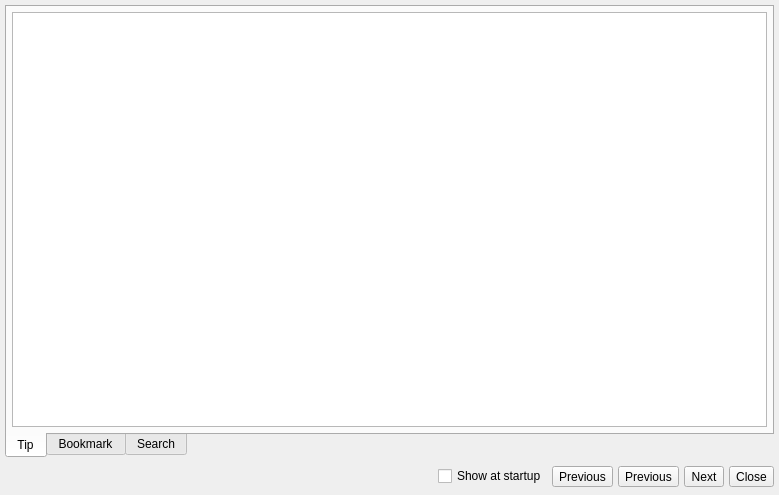
First picture: the form in libs/libgui/ui/tipofdayform.ui, repository pgmodeler/pgmodeler, before the edit.
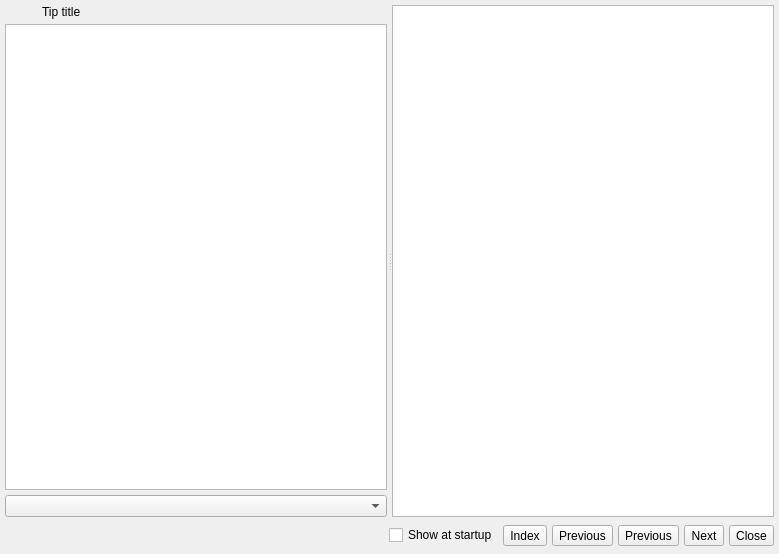
Second picture: the form after the edit. Icons and pictures are not drawn.

```diff
--- a/libs/libgui/ui/tipofdayform.ui
+++ b/libs/libgui/ui/tipofdayform.ui
@@ -7,13 +7,13 @@
     <x>0</x>
     <y>0</y>
     <width>779</width>
-    <height>495</height>
+    <height>554</height>
    </rect>
   </property>
   <property name="windowTitle">
    <string>Tip of the day</string>
   </property>
-  <layout class="QVBoxLayout" name="verticalLayout">
+  <layout class="QVBoxLayout" name="verticalLayout_2">
    <property name="spacing">
     <number>5</number>
    </property>
@@ -30,77 +30,72 @@
     <number>5</number>
    </property>
    <item>
-    <widget class="QTabWidget" name="navigation_tbw">
-     <property name="tabPosition">
-      <enum>QTabWidget::TabPosition::South</enum>
+    <widget class="QSplitter" name="splitter">
+     <property name="sizePolicy">
+      <sizepolicy hsizetype="Expanding" vsizetype="Expanding">
+       <horstretch>0</horstretch>
+       <verstretch>0</verstretch>
+      </sizepolicy>
      </property>
-     <property name="currentIndex">
-      <number>0</number>
+     <property name="orientation">
+      <enum>Qt::Orientation::Horizontal</enum>
      </property>
-     <widget class="QWidget" name="tab">
-      <attribute name="icon">
-       <iconset resource="../res/resources.qrc">
-        <normaloff>:/icons/icons/tipofday.png</normaloff>:/icons/icons/tipofday.png</iconset>
-      </attribute>
-      <attribute name="title">
-       <string>Tip</string>
-      </attribute>
-      <layout class="QVBoxLayout" name="verticalLayout_3">
+     <property name="handleWidth">
+      <number>5</number>
+     </property>
+     <widget class="QWidget" name="">
+      <layout class="QVBoxLayout" name="verticalLayout">
        <property name="spacing">
         <number>5</number>
        </property>
-       <property name="leftMargin">
-        <number>5</number>
-       </property>
-       <property name="topMargin">
-        <number>5</number>
-       </property>
-       <property name="rightMargin">
-        <number>5</number>
-       </property>
-       <property name="bottomMargin">
-        <number>5</number>
-       </property>
+       <item>
+        <layout class="QHBoxLayout" name="horizontalLayout_2">
+         <property name="spacing">
+          <number>5</number>
+         </property>
+         <item>
+          <widget class="QLabel" name="label_2">
+           <property name="minimumSize">
+            <size>
+             <width>0</width>
+             <height>0</height>
+            </size>
+           </property>
+           <property name="maximumSize">
+            <size>
+             <width>32</width>
+             <height>32</height>
+            </size>
+           </property>
+           <property name="text">
+            <string/>
+           </property>
+           <property name="pixmap">
+            <pixmap resource="../res/resources.qrc">:/icons/icons/tipofday.png</pixmap>
+           </property>
+           <property name="scaledContents">
+            <bool>true</bool>
+           </property>
+          </widget>
+         </item>
+         <item>
+          <widget class="QLabel" name="label">
+           <property name="text">
+            <string>Tip title</string>
+           </property>
+          </widget>
+         </item>
+        </layout>
+       </item>
        <item>
         <widget class="QTextBrowser" name="textBrowser"/>
        </item>
+       <item>
+        <widget class="QComboBox" name="comboBox"/>
+       </item>
       </layout>
      </widget>
-     <widget class="QWidget" name="tab_2">
-      <attribute name="icon">
-       <iconset resource="../res/resources.qrc">
-        <normaloff>:/icons/icons/bookmark.png</normaloff>:/icons/icons/bookmark.png</iconset>
-      </attribute>
-      <attribute name="title">
-       <string>Bookmark</string>
-      </attribute>
-      <layout class="QVBoxLayout" name="verticalLayout_2">
-       <property name="spacing">
-        <number>5</number>
-       </property>
-       <property name="leftMargin">
-        <number>5</number>
-       </property>
-       <property name="topMargin">
-        <number>5</number>
-       </property>
-       <property name="rightMargin">
-        <number>5</number>
-       </property>
-       <property name="bottomMargin">
-        <number>5</number>
-       </property>
-      </layout>
-     </widget>
-     <widget class="QWidget" name="tab_3">
-      <attribute name="icon">
-       <iconset resource="../res/resources.qrc">
-        <normaloff>:/icons/icons/objselect.png</normaloff>:/icons/icons/objselect.png</iconset>
-      </attribute>
-      <attribute name="title">
-       <string>Search</string>
-      </attribute>
-     </widget>
+     <widget class="QListWidget" name="listWidget"/>
     </widget>
    </item>
    <item>
@@ -165,6 +160,44 @@
        </property>
       </widget>
      </item>
+     <item>
+      <widget class="QToolButton" name="index_tb">
+       <property name="sizePolicy">
+        <sizepolicy hsizetype="Fixed" vsizetype="Fixed">
+         <horstretch>0</horstretch>
+         <verstretch>0</verstretch>
+        </sizepolicy>
+       </property>
+       <property name="maximumSize">
+        <size>
+         <width>16777215</width>
+         <height>16777215</height>
+        </size>
+       </property>
+       <property name="text">
+        <string>Index</string>
+       </property>
+       <property name="icon">
+        <iconset resource="../res/resources.qrc">
+         <normaloff>:/icons/icons/bookmark.png</normaloff>:/icons/icons/bookmark.png</iconset>
+       </property>
+       <property name="iconSize">
+        <size>
+         <width>28</width>
+         <height>28</height>
+        </size>
+       </property>
+       <property name="checkable">
+        <bool>true</bool>
+       </property>
+       <property name="checked">
+        <bool>false</bool>
+       </property>
+       <property name="toolButtonStyle">
+        <enum>Qt::ToolButtonStyle::ToolButtonIconOnly</enum>
+       </property>
+      </widget>
+     </item>
      <item>
       <widget class="QToolButton" name="rnd_tip_tb">
        <property name="sizePolicy">
```
